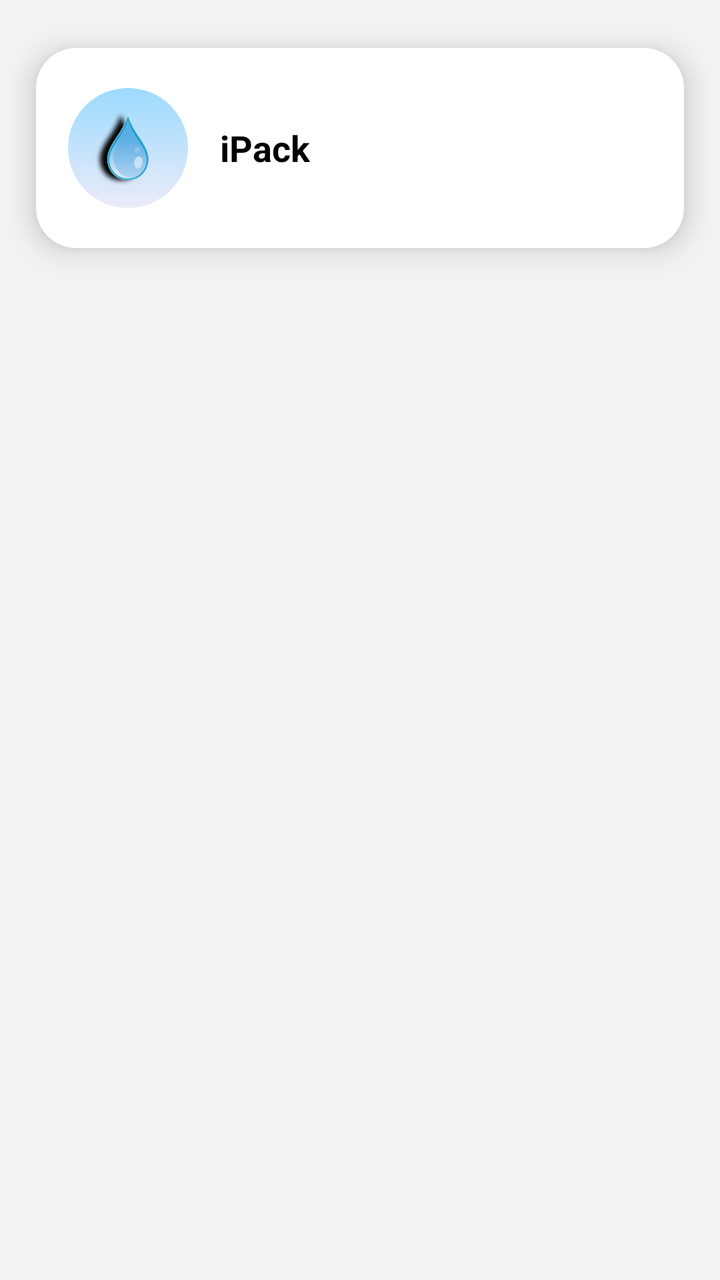
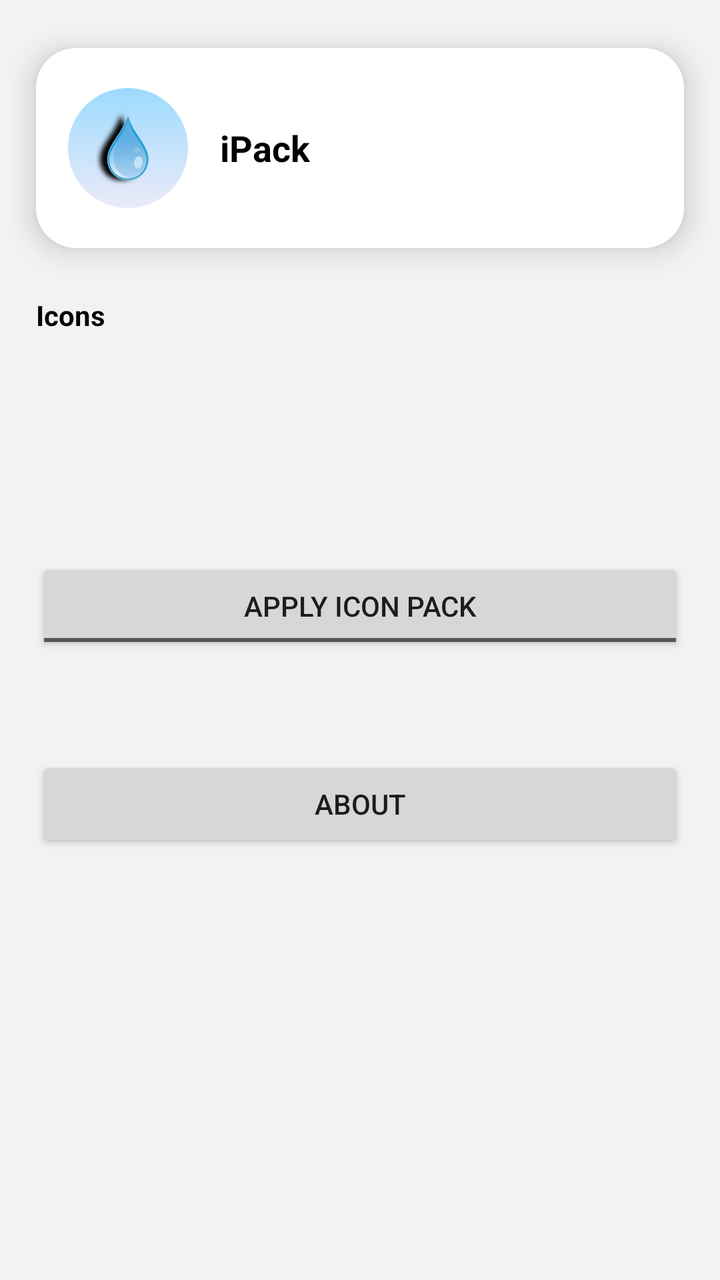

Before-and-after screenshots of an Android layout around one commit, followed by the original layout XML and the change that was made.
<!-- AndroidManifest.xml: application theme AppTheme -->
<!-- res/layout/activity_main.xml -->
<?xml version="1.0" encoding="utf-8"?>
<androidx.constraintlayout.widget.ConstraintLayout
    xmlns:android="http://schemas.android.com/apk/res/android"
    xmlns:app="http://schemas.android.com/apk/res-auto"
    android:layout_width="match_parent"
    android:layout_height="match_parent"
    android:background="#F2F2F2">

    <androidx.constraintlayout.widget.Guideline
        android:id="@+id/guide_left"
        android:layout_width="wrap_content"
        android:layout_height="wrap_content"
        android:orientation="vertical"
        app:layout_constraintGuide_percent="0.05" />

    <androidx.constraintlayout.widget.Guideline
        android:id="@+id/guide_right"
        android:layout_width="wrap_content"
        android:layout_height="wrap_content"
        android:orientation="vertical"
        app:layout_constraintGuide_percent="0.95" />

    <LinearLayout
        android:id="@+id/top_card"
        android:layout_width="0dp"
        android:layout_height="100dp"
        android:layout_marginTop="24dp"
        android:orientation="horizontal"
        android:gravity="center_vertical"
        android:paddingStart="16dp"
        android:paddingEnd="16dp"
        android:background="@drawable/card_background"
        android:elevation="8dp"
        app:layout_constraintTop_toTopOf="parent"
        app:layout_constraintStart_toStartOf="@id/guide_left"
        app:layout_constraintEnd_toEndOf="@id/guide_right">

        <ImageView
           android:id="@+id/app_icon_image"
           android:layout_width="60dp"
           android:layout_height="60dp"
           android:src="@drawable/app_icon"
           android:background="@drawable/circle_mask"
           android:clipToOutline="true"
           android:scaleType="centerCrop"
           android:contentDescription="@string/app_name" />
    
        <TextView
            android:id="@+id/app_name_text"
            android:layout_width="wrap_content"
            android:layout_height="wrap_content"
            android:layout_marginStart="16dp"
            android:text="@string/app_name"
            android:textSize="18sp"
            android:textStyle="bold"
            android:textColor="#000000" />
            
            <TextView
        android:id="@+id/icons_label"
        android:layout_width="0dp"
        android:layout_height="wrap_content"
        android:layout_marginTop="24dp"
        android:text="Icons"
        android:textStyle="bold"
        android:textColor="#000000"
        app:layout_constraintTop_toBottomOf="@id/top_card"
        app:layout_constraintStart_toStartOf="@id/guide_left" />

    <androidx.recyclerview.widget.RecyclerView
        android:id="@+id/icons_recycler"
        android:layout_width="0dp"
        android:layout_height="80dp"
        android:layout_marginTop="8dp"
        android:orientation="horizontal"
        app:layout_constraintTop_toBottomOf="@id/icons_label"
        app:layout_constraintStart_toStartOf="@id/guide_left"
        app:layout_constraintEnd_toEndOf="@id/guide_right" />

    <ToggleButton
        android:id="@+id/apply_toggle"
        android:layout_width="0dp"
        android:layout_height="wrap_content"
        android:layout_marginTop="24dp"
        android:textOn="Icon Pack Applied"
        android:textOff="Apply Icon Pack"
        app:layout_constraintTop_toBottomOf="@id/icons_recycler"
        app:layout_constraintStart_toStartOf="@id/guide_left"
        app:layout_constraintEnd_toEndOf="@id/guide_right" />

    <TextView
        android:id="@+id/launcher_support_text"
        android:layout_width="0dp"
        android:layout_height="wrap_content"
        android:layout_marginTop="16dp"
        android:textColor="#666666"
        app:layout_constraintTop_toBottomOf="@id/apply_toggle"
        app:layout_constraintStart_toStartOf="@id/guide_left" />

    <Button
        android:id="@+id/about_button"
        android:layout_width="0dp"
        android:layout_height="wrap_content"
        android:layout_marginTop="16dp"
        android:text="About"
        app:layout_constraintTop_toBottomOf="@id/launcher_support_text"
        app:layout_constraintStart_toStartOf="@id/guide_left"
        app:layout_constraintEnd_toEndOf="@id/guide_right" />

    </LinearLayout>

</androidx.constraintlayout.widget.ConstraintLayout>
<!-- resources referenced by this layout -->
<resources>
  <!-- drawable app_icon: png bitmap (drawable, 51665 bytes) -->
  <!-- drawable card_background (drawable) -->
  <?xml version="1.0" encoding="utf-8"?>
  <shape xmlns:android="http://schemas.android.com/apk/res/android"
      android:shape="rectangle">
      <solid android:color="#FFFFFF" />
      <corners android:radius="20dp" />
  </shape>
  <!-- drawable circle_mask (drawable) -->
  <?xml version="1.0" encoding="utf-8"?>
  <shape xmlns:android="http://schemas.android.com/apk/res/android"
      android:shape="oval">
      <solid android:color="#FFFFFF" />
  </shape>
  <string name="app_name">iPack</string>
  <style name="AppTheme" parent="android:Theme.Material.Light.NoActionBar" />
</resources>

<!-- the commit's change to res/layout/activity_main.xml (unified diff, before → after) -->
@@ -44,7 +44,7 @@
            android:clipToOutline="true"
            android:scaleType="centerCrop"
            android:contentDescription="@string/app_name" />
-    
+
         <TextView
             android:id="@+id/app_name_text"
             android:layout_width="wrap_content"
@@ -54,8 +54,10 @@
             android:textSize="18sp"
             android:textStyle="bold"
             android:textColor="#000000" />
-            
-            <TextView
+
+    </LinearLayout>
+
+    <TextView
         android:id="@+id/icons_label"
         android:layout_width="0dp"
         android:layout_height="wrap_content"
@@ -106,6 +108,4 @@
         app:layout_constraintStart_toStartOf="@id/guide_left"
         app:layout_constraintEnd_toEndOf="@id/guide_right" />
 
-    </LinearLayout>
-
 </androidx.constraintlayout.widget.ConstraintLayout>
